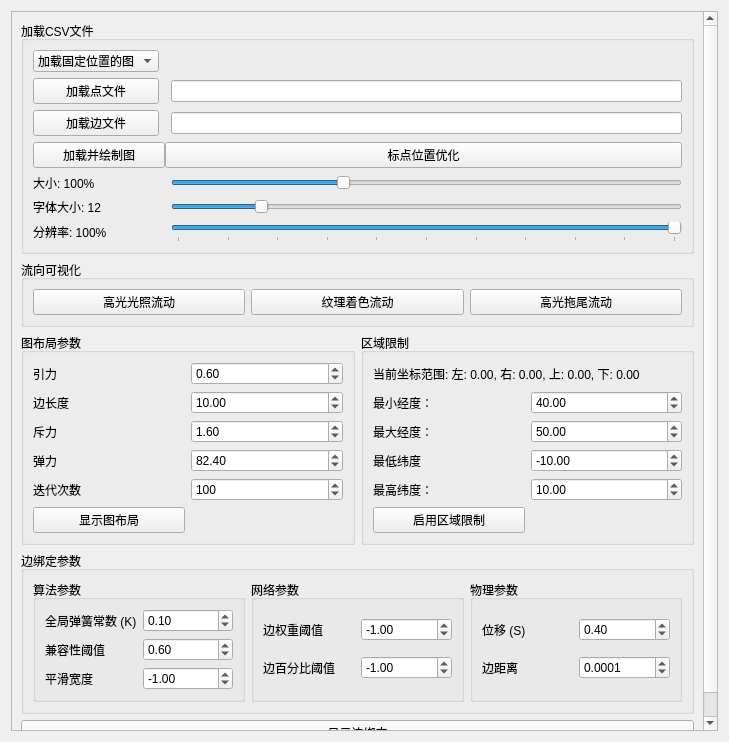
Above: vis4earth/graph_viser/graph_layout.ui from junjiangyue/vis-on-earth-qt-osg before the change. Below: the same form after it.
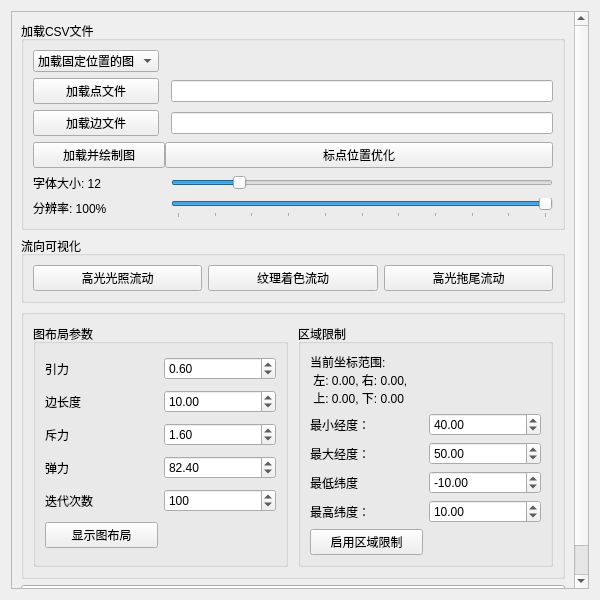
That is the form after the change.

```diff
--- a/vis4earth/graph_viser/graph_layout.ui
+++ b/vis4earth/graph_viser/graph_layout.ui
@@ -6,16 +6,28 @@
       <rect>
         <x>0</x>
         <y>0</y>
-        <width>729</width>
-        <height>742</height>
-      </rect>
-    </property>
+    <width>600</width>
+    <height>600</height>
+   </rect>
+  </property>
+  <property name="maximumSize">
+   <size>
+    <width>800</width>
+    <height>800</height>
+   </size>
+  </property>
     <property name="windowTitle">
       <string>图布局控制面板</string>
     </property>
     <layout class="QVBoxLayout" name="verticalLayout">
       <item>
         <widget class="QScrollArea" name="scrollArea">
+     <property name="maximumSize">
+      <size>
+       <width>800</width>
+       <height>800</height>
+      </size>
+     </property>
           <property name="horizontalScrollBarPolicy">
             <enum>Qt::ScrollBarAlwaysOff</enum>
           </property>
@@ -27,18 +39,24 @@
               <rect>
                 <x>0</x>
                 <y>0</y>
-                <width>709</width>
-                <height>722</height>
+        <width>580</width>
+        <height>580</height>
               </rect>
             </property>
             <layout class="QVBoxLayout" name="verticalLayout_2">
               <item>
                 <widget class="QGroupBox" name="groupBoxLoadCSV">
+         <property name="maximumSize">
+          <size>
+           <width>800</width>
+           <height>300</height>
+          </size>
+         </property>
                   <property name="title">
                     <string>加载CSV文件</string>
                   </property>
                   <layout class="QGridLayout" name="gridLayoutLoadCSV">
-                    <item row="7" column="2">
+          <item row="6" column="2">
                       <widget class="QSlider" name="resolutionSlider">
                         <property name="minimum">
                           <number>0</number>
@@ -60,31 +78,37 @@
                         </property>
                       </widget>
                     </item>
-                    <item row="3" column="0">
-                      <widget class="QPushButton" name="loadEdgesButton">
-                        <property name="text">
-                          <string>加载边文件</string>
-                        </property>
-                      </widget>
-                    </item>
                     <item row="6" column="0">
+           <widget class="QLabel" name="resolutionLabel">
+            <property name="text">
+             <string>分辨率: 100%</string>
+            </property>
+           </widget>
+          </item>
+          <item row="2" column="0">
+           <widget class="QPushButton" name="loadPointsButton">
+            <property name="text">
+             <string>加载点文件</string>
+            </property>
+           </widget>
+          </item>
+          <item row="5" column="0">
                       <widget class="QLabel" name="fontSizeLabel">
                         <property name="text">
                           <string>字体大小: 12</string>
                         </property>
                       </widget>
                     </item>
-                    <item row="5" column="0">
-                      <widget class="QLabel" name="sizeLabel">
+          <item row="3" column="0">
+           <widget class="QPushButton" name="loadEdgesButton">
                         <property name="text">
-                          <string>大小: 100%</string>
+             <string>加载边文件</string>
                         </property>
                       </widget>
                     </item>
-                    <item row="2" column="2">
-                      <widget class="QLineEdit" name="pointsFilePath"/>
-                    </item>
-                    
+          <item row="3" column="2">
+           <widget class="QLineEdit" name="edgesFilePath"/>
+          </item>
                     <item row="0" column="0">
                       <widget class="QComboBox" name="comboBoxGraphType">
                         <item>
@@ -99,37 +123,7 @@
                         </item>
                       </widget>
                     </item>
-                    <item row="2" column="0">
-                      <widget class="QPushButton" name="loadPointsButton">
-                        <property name="text">
-                          <string>加载点文件</string>
-                        </property>
-                      </widget>
-                    </item>
                     <item row="5" column="2">
-                      <widget class="QSlider" name="sizeSlider">
-                        <property name="minimum">
-                          <number>50</number>
-                        </property>
-                        <property name="maximum">
-                          <number>200</number>
-                        </property>
-                        <property name="value">
-                          <number>100</number>
-                        </property>
-                        <property name="orientation">
-                          <enum>Qt::Horizontal</enum>
-                        </property>
-                      </widget>
-                    </item>
-                    <item row="7" column="0">
-                      <widget class="QLabel" name="resolutionLabel">
-                        <property name="text">
-                          <string>分辨率: 100%</string>
-                        </property>
-                      </widget>
-                    </item>
-                    <item row="6" column="2">
                       <widget class="QSlider" name="fontSizeSlider">
                         <property name="minimum">
                           <number>8</number>
@@ -145,16 +139,6 @@
                         </property>
                       </widget>
                     </item>
-                    <item row="3" column="2">
-                      <widget class="QLineEdit" name="edgesFilePath"/>
-                    </item>
-                    <item row="4" column="0" colspan="2">
-                      <widget class="QPushButton" name="loadAndDrawGraphButton">
-                        <property name="text">
-                          <string>加载并绘制图</string>
-                        </property>
-                      </widget>
-                    </item>
                     <item row="4" column="1" colspan="2">
                       <widget class="QPushButton" name="loadMarker">
                         <property name="text">
@@ -162,22 +146,31 @@
                         </property>
                       </widget>
                     </item>
+          <item row="4" column="0" colspan="2">
+           <widget class="QPushButton" name="loadAndDrawGraphButton">
+            <property name="text">
+             <string>加载并绘制图</string>
+            </property>
+           </widget>
+          </item>
+          <item row="2" column="2">
+           <widget class="QLineEdit" name="pointsFilePath"/>
+          </item>
                   </layout>
                 </widget>
               </item>
               <item>
                 <widget class="QGroupBox" name="groupBoxFlowVisualization">
+         <property name="maximumSize">
+          <size>
+           <width>800</width>
+           <height>80</height>
+          </size>
+         </property>
                   <property name="title">
                     <string>流向可视化</string>
                   </property>
                   <layout class="QHBoxLayout" name="horizontalLayoutFlowVisualization">
-                    <!--<item>
-                      <widget class="QPushButton" name="arrowFlowButton">
-                        <property name="text">
-                          <string>箭头流动</string>
-                        </property>
-                      </widget>
-                    </item>-->
                     <item>
                       <widget class="QPushButton" name="highlightFlowButton">
                         <property name="text">
@@ -203,9 +196,25 @@
                 </widget>
               </item>
               <item>
+        <widget class="QGroupBox" name="groupBox">
+         <property name="maximumSize">
+          <size>
+           <width>800</width>
+           <height>300</height>
+          </size>
+         </property>
                 <layout class="QHBoxLayout" name="horizontalLayout">
+          <property name="spacing">
+           <number>10</number>
+          </property>
                   <item>
                     <widget class="QGroupBox" name="groupBoxLayoutParams">
+            <property name="maximumSize">
+             <size>
+              <width>16777215</width>
+              <height>300</height>
+             </size>
+            </property>
                       <property name="title">
                         <string>图布局参数</string>
                       </property>
@@ -216,12 +225,18 @@
                               <double>-100.000000000000000</double>
                             </property>
                             <property name="value">
-                              <double>82.400000000000000</double>
+                <double>82.400000000000006</double>
                             </property>
                           </widget>
                         </item>
                         <item row="1" column="0">
                           <widget class="QLabel" name="labelEdgeLength">
+               <property name="maximumSize">
+                <size>
+                 <width>16777215</width>
+                 <height>50</height>
+                </size>
+               </property>
                             <property name="text">
                               <string>边长度</string>
                             </property>
@@ -236,6 +251,12 @@
                         </item>
                         <item row="4" column="0">
                           <widget class="QLabel" name="labelIteration">
+               <property name="maximumSize">
+                <size>
+                 <width>16777215</width>
+                 <height>50</height>
+                </size>
+               </property>
                             <property name="text">
                               <string>迭代次数</string>
                             </property>
@@ -247,12 +268,18 @@
                               <double>-100.000000000000000</double>
                             </property>
                             <property name="value">
-                              <double>0.600000000000001</double>
+                <double>0.600000000000000</double>
                             </property>
                           </widget>
                         </item>
                         <item row="0" column="0">
                           <widget class="QLabel" name="labelAttraction">
+               <property name="maximumSize">
+                <size>
+                 <width>16777215</width>
+                 <height>50</height>
+                </size>
+               </property>
                             <property name="text">
                               <string>引力</string>
                             </property>
@@ -307,6 +334,12 @@
                   </item>
                   <item>
                     <widget class="QGroupBox" name="groupBoxRegionRestriction">
+            <property name="maximumSize">
+             <size>
+              <width>16777215</width>
+              <height>300</height>
+             </size>
+            </property>
                       <property name="title">
                         <string>区域限制</string>
                       </property>
@@ -345,13 +378,6 @@
                             </property>
                           </widget>
                         </item>
-                        <item row="1" column="0" colspan="2">
-                          <widget class="QLabel" name="labelCurrentCoordRange">
-                            <property name="text">
-                              <string>当前坐标范围: 左: 0.00, 右: 0.00, 上: 0.00, 下: 0.00</string>
-                            </property>
-                          </widget>
-                        </item>
                         <item row="6" column="1">
                           <widget class="QDoubleSpinBox" name="spinBoxMaxY">
                             <property name="minimum">
@@ -405,164 +431,23 @@
                             </property>
                           </widget>
                         </item>
-                      </layout>
-                    </widget>
-                  </item>
-                </layout>
-              </item>
-              <item>
-                <widget class="QGroupBox" name="groupBoxEdgeBundlingParams">
-                  <property name="title">
-                    <string>边绑定参数</string>
-                  </property>
-                  <layout class="QVBoxLayout" name="verticalLayoutEdgeBundling">
-                    <item>
-                      <layout class="QVBoxLayout" name="verticalLayoutMain">
-                        <item>
-                          <layout class="QHBoxLayout" name="horizontalLayoutParams">
-                            <item>
-                              <widget class="QGroupBox" name="groupBoxAlgorithmParams">
-                                <property name="title">
-                                  <string>算法参数</string>
-                                </property>
-                                <layout class="QGridLayout" name="gridLayoutAlgorithm">
-                                  <item row="0" column="0">
-                                    <widget class="QLabel" name="labelGlobalSpringConstant">
+             <item row="1" column="0" rowspan="2" colspan="2">
+              <widget class="QLabel" name="labelCurrentCoordRange">
+               <property name="maximumSize">
+                <size>
+                 <width>400</width>
+                 <height>100</height>
+                </size>
+               </property>
                                       <property name="text">
-                                        <string>全局弹簧常数 (K)</string>
+                <string>当前坐标范围:
+ 左: 0.00, 右: 0.00,
+ 上: 0.00, 下: 0.00</string>
                                       </property>
                                     </widget>
                                   </item>
-                                  <item row="1" column="0">
-                                    <widget class="QLabel" name="labelCompatibilityThreshold">
-                                      <property name="text">
-                                        <string>兼容性阈值</string>
-                                      </property>
-                                    </widget>
-                                  </item>
-                                  <item row="1" column="1">
-                                    <widget class="QDoubleSpinBox" name="spinBoxCompatibilityThreshold">
-                                      <property name="value">
-                                        <double>0.600000000000000</double>
-                                      </property>
-                                    </widget>
-                                  </item>
-                                  <item row="2" column="0">
-                                    <widget class="QLabel" name="labelSmoothWidth">
-                                      <property name="text">
-                                        <string>平滑宽度</string>
-                                      </property>
-                                    </widget>
-                                  </item>
-                                  <item row="0" column="1">
-                                    <widget class="QDoubleSpinBox" name="spinBoxGlobalSpringConstant">
-                                      <property name="value">
-                                        <double>0.100000000000000</double>
-                                      </property>
-                                    </widget>
-                                  </item>
-                                  <item row="2" column="1">
-                                    <widget class="QDoubleSpinBox" name="spinBoxSmoothWidth">
-                                      <property name="minimum">
-                                        <double>-100.000000000000000</double>
-                                      </property>
-                                      <property name="value">
-                                        <double>-1.000000000000000</double>
-                                      </property>
-                                    </widget>
-                                  </item>
-                                </layout>
-                              </widget>
-                            </item>
-                            <item>
-                              <widget class="QGroupBox" name="groupBoxNetworkParams">
-                                <property name="title">
-                                  <string>网络参数</string>
-                                </property>
-                                <layout class="QGridLayout" name="gridLayoutNetwork">
-                                  <item row="0" column="1">
-                                    <widget class="QDoubleSpinBox" name="spinBoxEdgeWeightThreshold">
-                                      <property name="minimum">
-                                        <double>-100.000000000000000</double>
-                                      </property>
-                                      <property name="value">
-                                        <double>-1.000000000000000</double>
-                                      </property>
-                                    </widget>
-                                  </item>
-                                  <item row="1" column="1">
-                                    <widget class="QDoubleSpinBox" name="spinBoxEdgePercentageThreshold">
-                                      <property name="minimum">
-                                        <double>-100.000000000000000</double>
-                                      </property>
-                                      <property name="value">
-                                        <double>-1.000000000000000</double>
-                                      </property>
-                                    </widget>
-                                  </item>
-                                  <item row="0" column="0">
-                                    <widget class="QLabel" name="labelEdgeWeightThreshold">
-                                      <property name="text">
-                                        <string>边权重阈值</string>
-                                      </property>
-                                    </widget>
-                                  </item>
-                                  <item row="1" column="0">
-                                    <widget class="QLabel" name="labelEdgePercentageThreshold">
-                                      <property name="text">
-                                        <string>边百分比阈值</string>
-                                      </property>
-                                    </widget>
-                                  </item>
-                                </layout>
-                              </widget>
-                            </item>
-                            <item>
-                              <widget class="QGroupBox" name="groupBoxPhysicalParams">
-                                <property name="title">
-                                  <string>物理参数</string>
-                                </property>
-                                <layout class="QGridLayout" name="gridLayoutPhysical">
-                                  <item row="1" column="0">
-                                    <widget class="QLabel" name="labelEdgeDistance">
-                                      <property name="text">
-                                        <string>边距离</string>
-                                      </property>
-                                    </widget>
-                                  </item>
-                                  <item row="1" column="1">
-                                    <widget class="QDoubleSpinBox" name="spinBoxEdgeDistance">
-                                      <property name="decimals">
-                                        <number>4</number>
-                                      </property>
-                                      <property name="value">
-                                        <double>0.000100000000000</double>
-                                      </property>
-                                    </widget>
-                                  </item>
-                                  <item row="0" column="0">
-                                    <widget class="QLabel" name="labelDisplacement">
-                                      <property name="text">
-                                        <string>位移 (S)</string>
-                                      </property>
-                                    </widget>
-                                  </item>
-                                  <item row="0" column="1">
-                                    <widget class="QDoubleSpinBox" name="spinBoxDisplacement">
-                                      <property name="decimals">
-                                        <number>2</number>
-                                      </property>
-                                      <property name="value">
-                                        <double>0.400000000000000</double>
-                                      </property>
-                                    </widget>
-                                  </item>
-                                </layout>
-                              </widget>
-                            </item>
-                          </layout>
-                        </item>
-                      </layout>
+            </layout>
+           </widget>
                     </item>
                   </layout>
                 </widget>
```
Lines whose indentation alone changed are shown as unchanged.
